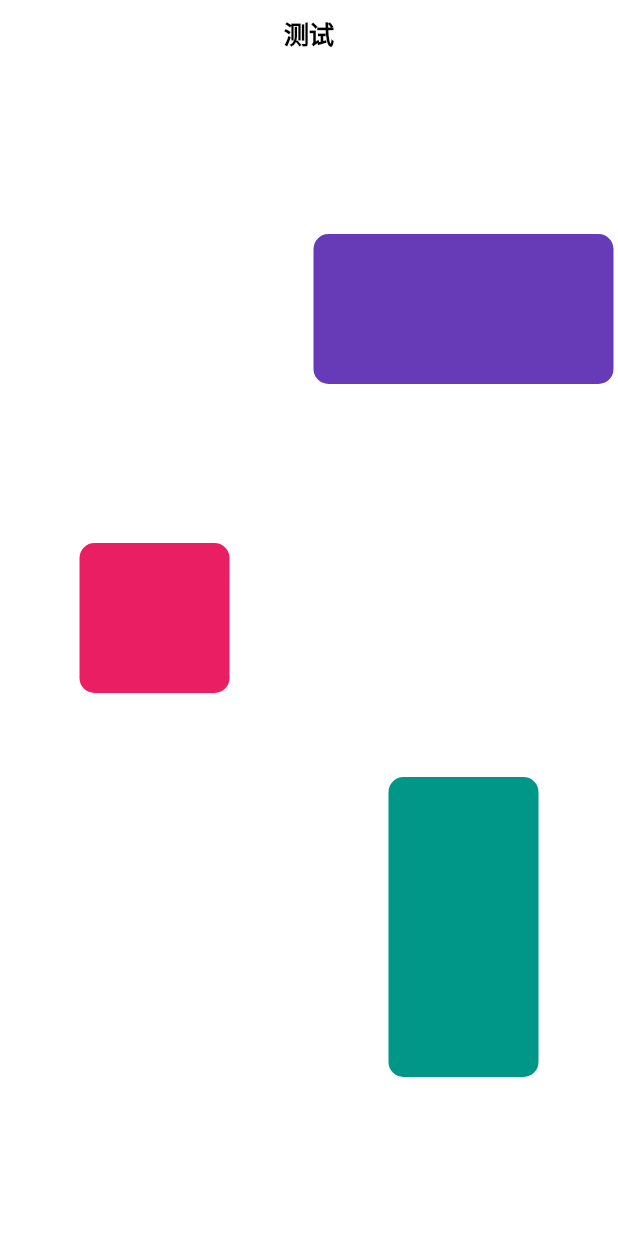
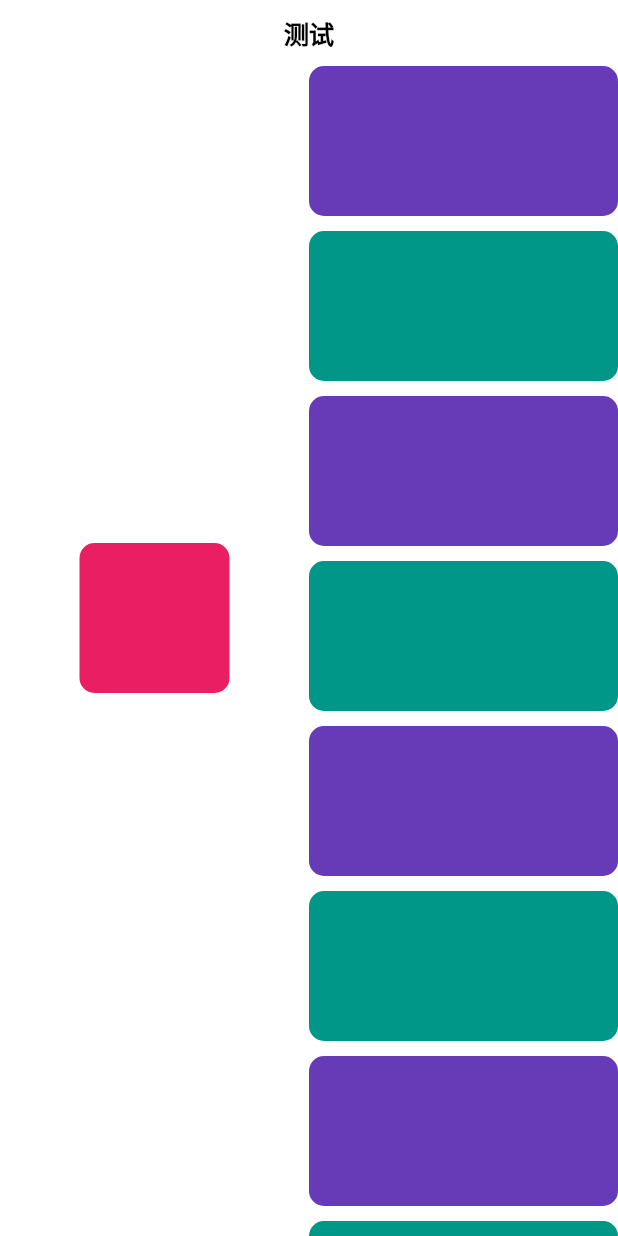
Before and after one commit to changleibox/flutter_demo, a Flutter app: the screen it shows after launch, on a phone screen of 412 x 824 dp. Run offline on Flutter 3.47's test engine with Material 2 defaults, Android fonts, the phone set to English and light mode, and no system bars.

Commit message:
refactor: 去掉无用代码

```diff
--- a/lib/page/main_page.dart
+++ b/lib/page/main_page.dart
@@ -2,7 +2,6 @@ import 'package:flutter/cupertino.dart';
 import 'package:flutter/material.dart';
 import 'package:flutter_demo/page/flings.dart';
 
-const _tag = '1';
 const _flightShuttleSize = Size.square(40);
 const _flightShuttleRadius = Radius.circular(20);
 const _flightShuttleColor = Colors.brown;
@@ -10,6 +9,8 @@ const _flightShuttleChild = FlutterLogo(
   size: 40,
   textColor: Colors.white,
 );
+const _boundaryTag1 = 1;
+const _boundaryTag2 = 2;
 
 /// Created by changlei on 2020/7/6.
 ///
@@ -37,32 +38,13 @@ class _MainPageState extends State<MainPage> {
           children: [
             Expanded(
               child: FlingBoundary(
-                tag: 1,
+                tag: _boundaryTag1,
                 builder: (context) {
                   return _FlingBlock(
+                    tag: 1,
                     color: Colors.pink,
-                    onPressed: (value) {
-                      FlingNavigator.push(context, 2, _tag);
-                      FlingNavigator.push(context, 3, _tag);
-                    },
-                  );
-                },
-              ),
-            ),
-            Expanded(
-              child: Column(
-                children: [
-                  Expanded(
-                    child: FlingBoundary(
-                      tag: 2,
-                      builder: (context) {
-                        return _FlingBlock(
-                          color: Colors.deepPurple,
-                          width: 200,
-                          height: 100,
-                          onPressed: (value) {
-                            FlingNavigator.push(context, 1, _tag);
-                            FlingNavigator.push(context, 3, _tag);
+                    onPressed: (context) {
+                      Fling.push(context, _boundaryTag2, 9);
                     },
                   );
                 },
@@ -70,21 +52,28 @@ class _MainPageState extends State<MainPage> {
             ),
             Expanded(
               child: FlingBoundary(
-                      tag: 3,
+                tag: _boundaryTag2,
                 builder: (context) {
+                  return ListView.separated(
+                    itemCount: 100,
+                    itemBuilder: (context, index) {
                       return _FlingBlock(
-                          color: Colors.teal,
-                          width: 100,
-                          height: 200,
-                          onPressed: (value) {
-                            FlingNavigator.push(context, 1, _tag);
-                            FlingNavigator.push(context, 2, _tag);
+                        tag: index,
+                        color: [Colors.deepPurple, Colors.teal][index % 2],
+                        width: double.infinity,
+                        height: 100,
+                        onPressed: (context) {
+                          Fling.push(context, _boundaryTag2, 1);
                         },
                       );
                     },
-                    ),
-                  ),
-                ],
+                    separatorBuilder: (context, index) {
+                      return const SizedBox(
+                        height: 10,
+                      );
+                    },
+                  );
+                },
               ),
             ),
           ],
@@ -97,11 +86,14 @@ class _MainPageState extends State<MainPage> {
 class _FlingBlock extends StatelessWidget {
   const _FlingBlock({
     Key? key,
+    required this.tag,
     required this.color,
     this.width,
     this.height,
     required this.onPressed,
   }) : super(key: key);
+
+  final Object tag;
 
   final Color color;
 
@@ -129,8 +121,8 @@ class _FlingBlock extends StatelessWidget {
       curve: const Interval(0.7, 1.0, curve: Curves.easeOut),
     ).animate(animation);
 
-    final fromChild = (fromFlingContext.widget as Fling).child as _ColorBlock;
-    final toChild = (toFlingContext.widget as Fling).child as _ColorBlock;
+    final fromChild = ((fromFlingContext.widget as Fling).child as _ContextBuilder).child as _ColorBlock;
+    final toChild = ((toFlingContext.widget as Fling).child as _ContextBuilder).child as _ColorBlock;
 
     return Center(
       child: RotationTransition(
@@ -158,21 +150,41 @@ class _FlingBlock extends StatelessWidget {
 
   @override
   Widget build(BuildContext context) {
-    return CupertinoButton(
-      padding: EdgeInsets.zero,
-      onPressed: () => onPressed?.call(context),
-      child: Fling(
-        tag: _tag,
+    return Fling(
+      tag: tag,
       placeholderBuilder: (context, flingSize, child) {
         return child;
       },
       flightShuttleBuilder: _buildFlightShuttle,
+      child: _ContextBuilder(
+        onPressed: onPressed,
         child: _ColorBlock(
           width: width ?? 100,
           height: height ?? 100,
           color: color,
         ),
       ),
+    );
+  }
+}
+
+class _ContextBuilder extends StatelessWidget {
+  const _ContextBuilder({
+    Key? key,
+    required this.child,
+    this.onPressed,
+  }) : super(key: key);
+
+  final Widget child;
+  final ValueChanged<BuildContext>? onPressed;
+
+  @override
+  Widget build(BuildContext context) {
+    return CupertinoButton(
+      padding: EdgeInsets.zero,
+      minSize: 0,
+      onPressed: () => onPressed?.call(context),
+      child: child,
     );
   }
 }
```
Also changed, not shown: lib/page/flings.dart (+55 -23 lines). Lines whose indentation alone changed are shown as unchanged.
